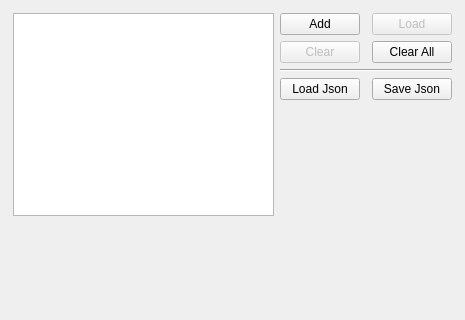
Before: the Qt Designer form SpidrMpx3Eq/qcstmBHWindow.ui in navrit/dexter, drawn with Qt 5; both pictures show x 0 to 465 and y 0 to 320 of the 465 by 565 pixel window.
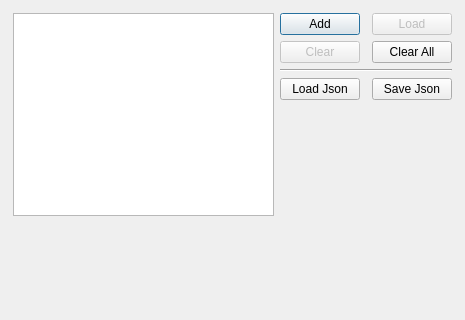
After: the same form once the commit is applied. Custom widgets are drawn as their Qt base class.

Patch:
```diff
--- a/SpidrMpx3Eq/qcstmBHWindow.ui
+++ b/SpidrMpx3Eq/qcstmBHWindow.ui
@@ -34,7 +34,7 @@
   <property name="windowTitle">
    <string>Beam Hardening corrections</string>
   </property>
-  <widget class="QWidget" name="">
+  <widget class="QWidget" name="layoutWidget">
    <property name="geometry">
     <rect>
      <x>13</x>
@@ -82,6 +82,12 @@
           <property name="text">
            <string>Add</string>
           </property>
+          <property name="autoDefault">
+           <bool>true</bool>
+          </property>
+          <property name="default">
+           <bool>true</bool>
+          </property>
          </widget>
         </item>
         <item row="1" column="2">
```
